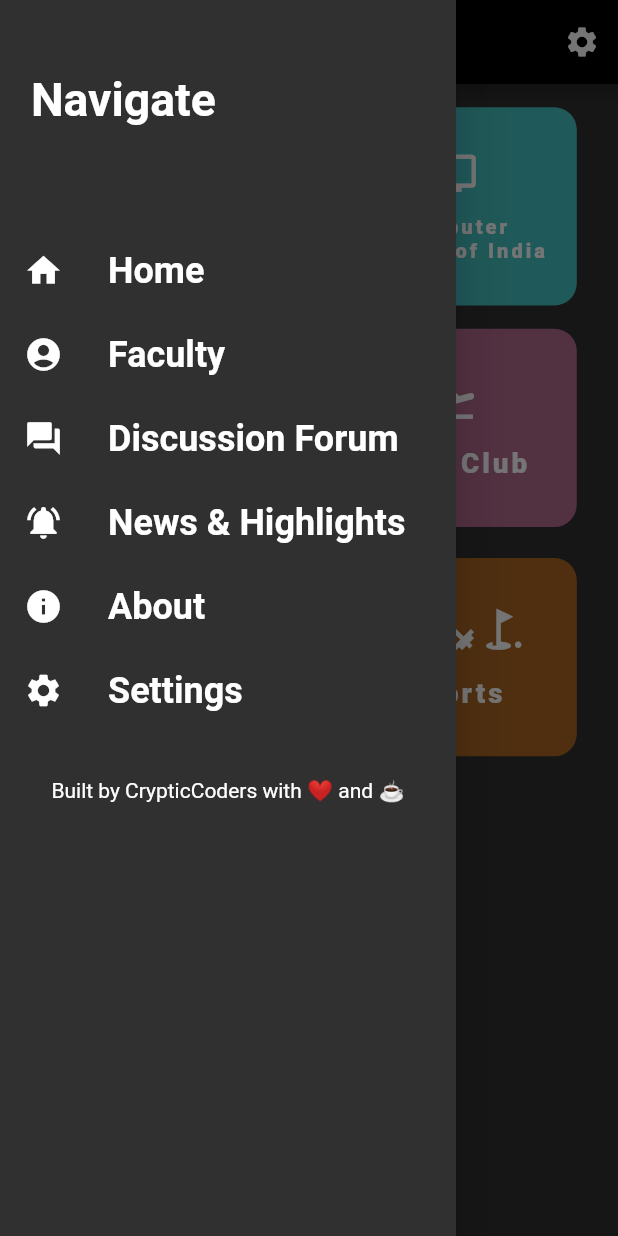
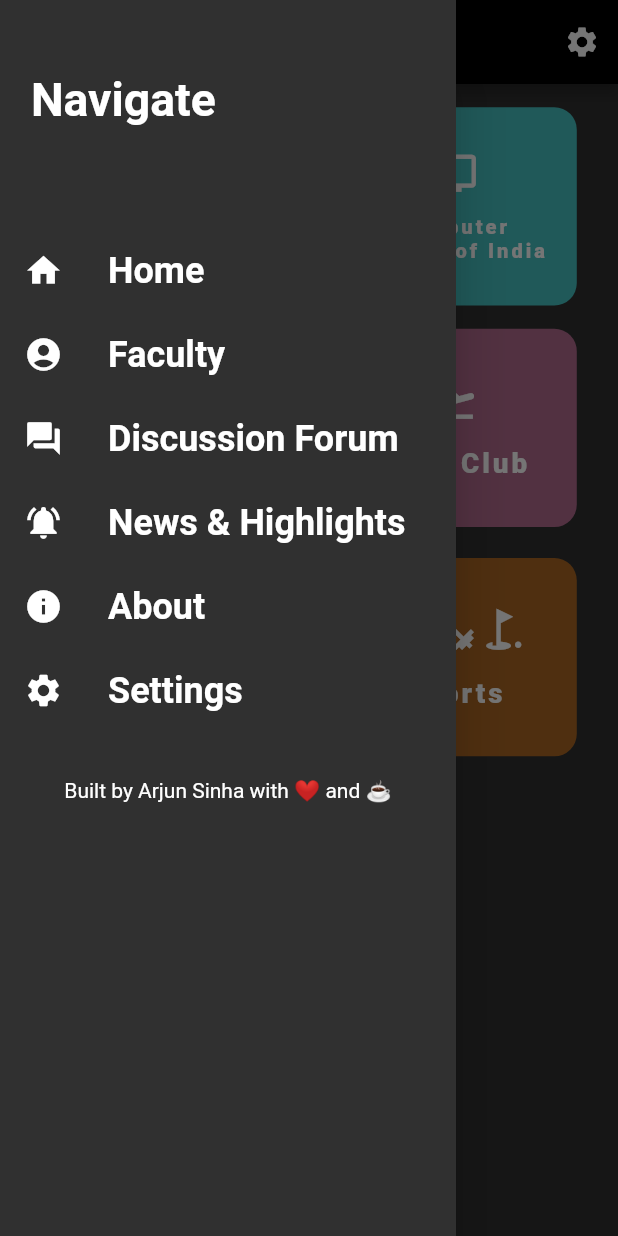
Before and after one commit to DrunkOnBytes/College-Activity-Tracker, a Flutter app: the Home screen opened by its route, with the side drawer open, on a phone screen of 412 x 824 dp. Run offline on Flutter 3.47's test engine with Material 2 defaults, Android fonts, the phone set to English and light mode, and no system bars; our stand-ins replace cloud_firestore, firebase_auth, firebase_storage, flutter_screenutil, google_sign_in, image_picker and 2 more; missing offline and left inert: day_night_switch; accounts and stored records are empty; Roboto replaces fonts that are missing (RobotoCondensed).

Commit message:
fixed aboutPage

```diff
--- a/lib/pages/about.dart
+++ b/lib/pages/about.dart
@@ -107,21 +107,21 @@ final List<Entry> data = <Entry>[
     'About Us',
     <Entry>[
       Entry(
-          'The app was built by Arjun and his team CrypticCoders as part of a Hackathon'),
+          'The app was built by Arjun as part of a Hackathon'),
     ],
   ),
   Entry(
     'Privacy Policy',
     <Entry>[
       Entry(
-          'CrypticCoders built the College Activity app as an Open Source app. This SERVICE is provided by CrypticCoders at no cost and is intended for use as is. This page is used to inform visitors regarding my policies with the collection, use, and disclosure of Personal Information if anyone decided to use my Service.'),
+          'Arjun built the College Activity app as an Open Source app. This SERVICE is provided by Arjun at no cost and is intended for use as is. This page is used to inform visitors regarding my policies with the collection, use, and disclosure of Personal Information if anyone decided to use my Service.'),
     ],
   ),
   Entry(
     'Terms and Conditions',
     <Entry>[
       Entry(
-          'These terms and conditions ("Terms", "Agreement") are an agreement between Mobile Application Developer ("Mobile Application Developer", "us", "we" or "our") and you ("User", "you" or "your"). This Agreement sets forth the general terms and conditions of your use of the DYPIU Assist mobile application and any of its products or services (collectively, "Mobile Application" or "Services").'),
+          'These terms and conditions ("Terms", "Agreement") are an agreement between Mobile Application Developer ("Mobile Application Developer", "us", "we" or "our") and you ("User", "you" or "your"). This Agreement sets forth the general terms and conditions of your use of the College Activity Tracker mobile application and any of its products or services (collectively, "Mobile Application" or "Services").'),
     ],
   ),
 ];
--- a/lib/util/drawer.dart
+++ b/lib/util/drawer.dart
@@ -83,7 +83,7 @@ class MainDrawer extends StatelessWidget {
             height: ScreenUtil.instance.setHeight(30),
           ),
           Container(
-            child: Text("Built by CrypticCoders with ❤️ and ☕"),
+            child: Text("Built by Arjun Sinha with ❤️ and ☕"),
           )
         ],
       ),
--- a/pubspec.yaml
+++ b/pubspec.yaml
@@ -64,7 +64,6 @@ flutter:
   # To add assets to your application, add an assets section, like this:
   assets:
     - images/
-    - testimg/
 
   # An image asset can refer to one or more resolution-specific "variants", see
   # https://flutter.dev/assets-and-images/#resolution-aware.
```
Also changed, not shown: testimg/1.jpg (deleted), testimg/2.jpg (deleted), testimg/3.jpg (deleted), testimg/4.jpg (deleted), testimg/5.jpg (deleted).
